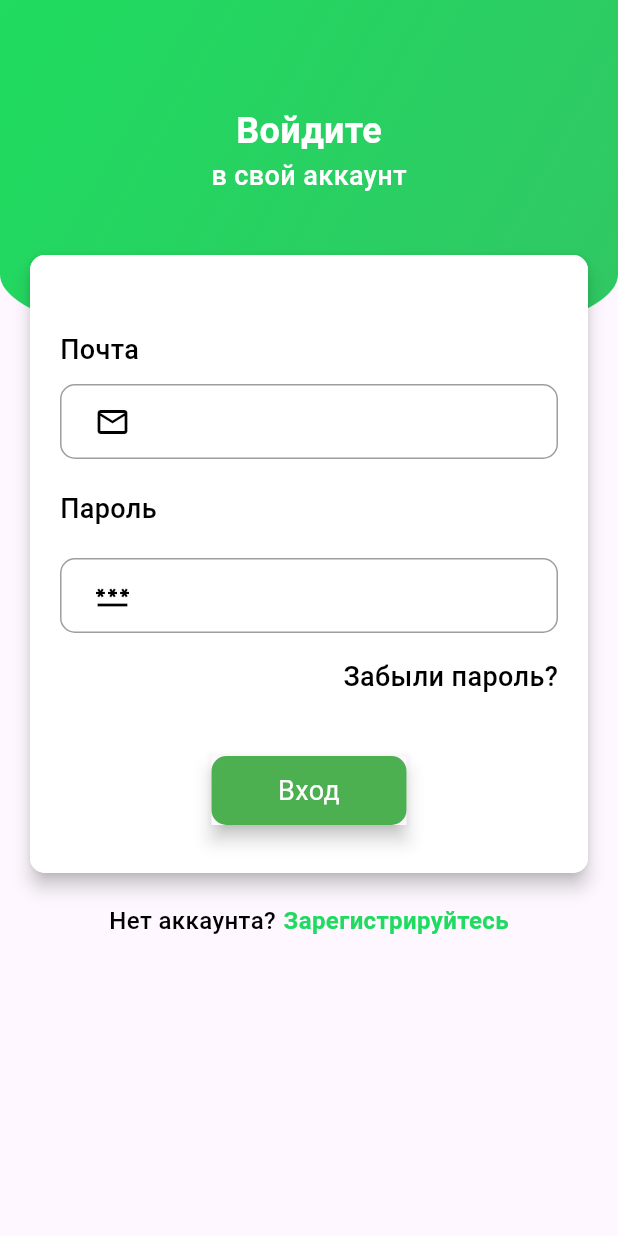
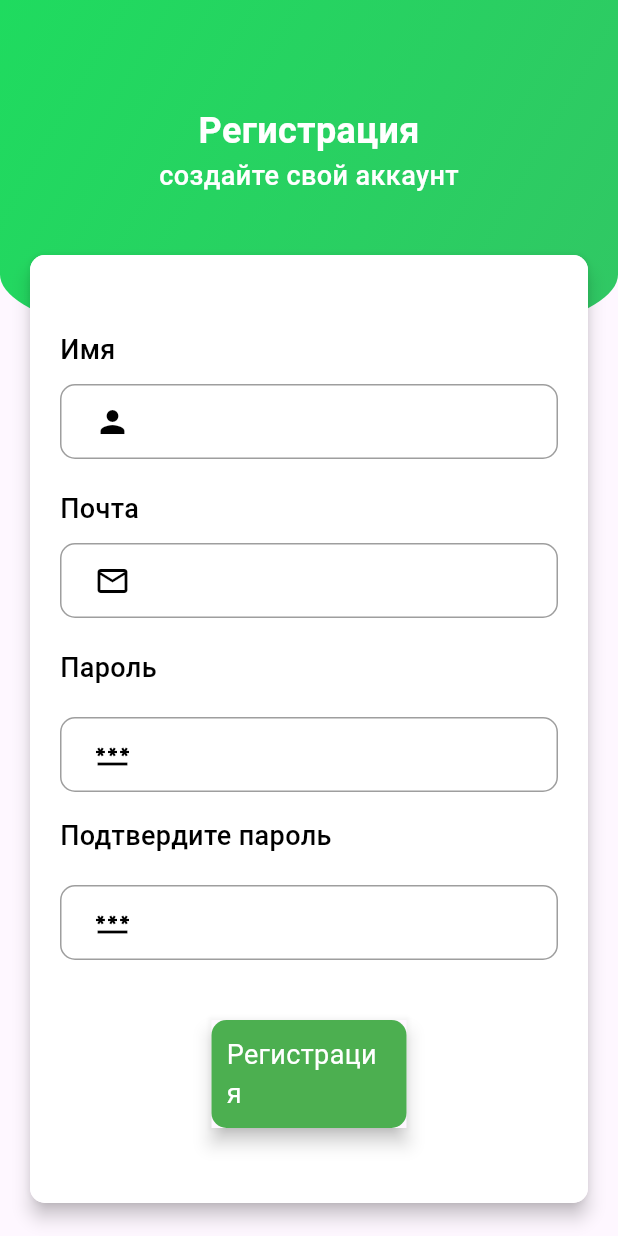
Before and after one commit to Nagimulia/chat_task, a Flutter app: the screen it shows after launch, on a phone screen of 412 x 824 dp. Run offline on Flutter 3.47's test engine with Material 3 defaults, Android fonts, the light colour scheme and no system bars.

Commit message:
create sign up

```diff
--- a/lib/main.dart
+++ b/lib/main.dart
@@ -1,4 +1,5 @@
 import 'package:chat_task/pages/signin.dart';
+import 'package:chat_task/pages/signup.dart';
 import 'package:flutter/material.dart';
 
 void main() {
@@ -15,7 +16,7 @@ class MyApp extends StatelessWidget {
       title: 'Chat',
       debugShowCheckedModeBanner: false,
       theme: ThemeData(),
-      home: SignIn(),
+      home: SignUp(),
     );
   }
 }
--- a/lib/pages/signin.dart
+++ b/lib/pages/signin.dart
@@ -14,7 +14,7 @@ class _SignInState extends State<SignIn> {
       body: Stack(
         children: [
           Container(
-            height: MediaQuery.of(context).size.height / 3.5,
+            height: MediaQuery.of(context).size.height / 1.5,
             width: MediaQuery.of(context).size.width,
             decoration: BoxDecoration(
               gradient: LinearGradient(
@@ -66,7 +66,6 @@ class _SignInState extends State<SignIn> {
                     child: Container(
                       padding:
                           EdgeInsets.symmetric(vertical: 50, horizontal: 20),
-                      height: MediaQuery.of(context).size.height / 2,
                       width: MediaQuery.of(context).size.width,
                       decoration: BoxDecoration(
                         color: Colors.white,
--- a/lib/pages/signup.dart
+++ b/lib/pages/signup.dart
@@ -0,0 +1,266 @@
+import 'package:flutter/material.dart';
+
+class SignUp extends StatefulWidget {
+  const SignUp({super.key});
+
+  @override
+  State<SignUp> createState() => _SignUpState();
+}
+
+class _SignUpState extends State<SignUp> {
+  @override
+  Widget build(BuildContext context) {
+    return Scaffold(
+      body: Stack(
+        children: [
+          Container(
+            height: MediaQuery.of(context).size.height / 3.5,
+            width: MediaQuery.of(context).size.width,
+            decoration: BoxDecoration(
+              gradient: LinearGradient(
+                colors: [
+                  Color(0xFF1FDB5F),
+                  Color(0xFF31C764),
+                ],
+                begin: Alignment.topLeft,
+                end: Alignment.bottomRight,
+              ),
+              borderRadius: BorderRadius.vertical(
+                bottom:
+                    Radius.elliptical(MediaQuery.of(context).size.width, 105.0),
+              ),
+            ),
+          ),
+          Padding(
+            padding: const EdgeInsets.only(top: 70.0),
+            child: Column(
+              children: [
+                Center(
+                  child: Text(
+                    'Регистрация',
+                    style: TextStyle(
+                      color: Colors.white,
+                      fontSize: 24,
+                      fontWeight: FontWeight.bold,
+                    ),
+                  ),
+                ),
+                Center(
+                  child: Text(
+                    'создайте свой аккаунт',
+                    style: TextStyle(
+                      color: Colors.white,
+                      fontSize: 18,
+                      fontWeight: FontWeight.w500,
+                    ),
+                  ),
+                ),
+                SizedBox(
+                  height: 20.0,
+                ),
+                Container(
+                  margin: EdgeInsets.symmetric(vertical: 20, horizontal: 20),
+                  child: Material(
+                    elevation: 5.0,
+                    borderRadius: BorderRadius.circular(10),
+                    child: Container(
+                      padding:
+                          EdgeInsets.symmetric(vertical: 50, horizontal: 20),
+                      width: MediaQuery.of(context).size.width,
+                      decoration: BoxDecoration(
+                        color: Colors.white,
+                        borderRadius: BorderRadius.circular(10),
+                      ),
+                      child: Column(
+                        crossAxisAlignment: CrossAxisAlignment.start,
+                        children: [
+                          Text(
+                            "Имя",
+                            style: TextStyle(
+                              color: Colors.black,
+                              fontSize: 18.0,
+                              fontWeight: FontWeight.w500,
+                            ),
+                          ),
+                          SizedBox(
+                            height: 10,
+                          ),
+                          Container(
+                            padding: EdgeInsets.only(left: 10),
+                            decoration: BoxDecoration(
+                              border: Border.all(
+                                width: 1,
+                                color: Colors.black38,
+                              ),
+                              borderRadius: BorderRadius.circular(10),
+                            ),
+                            child: TextField(
+                              decoration: InputDecoration(
+                                border: InputBorder.none,
+                                prefixIcon: Icon(
+                                  Icons.person,
+                                  color: Colors.black,
+                                ),
+                              ),
+                            ),
+                          ),
+                          SizedBox(
+                            height: 20.0,
+                          ),
+                          Text(
+                            "Почта",
+                            style: TextStyle(
+                              color: Colors.black,
+                              fontSize: 18.0,
+                              fontWeight: FontWeight.w500,
+                            ),
+                          ),
+                          SizedBox(
+                            height: 10,
+                          ),
+                          Container(
+                            padding: EdgeInsets.only(left: 10),
+                            decoration: BoxDecoration(
+                              border: Border.all(
+                                width: 1,
+                                color: Colors.black38,
+                              ),
+                              borderRadius: BorderRadius.circular(10),
+                            ),
+                            child: TextField(
+                              decoration: InputDecoration(
+                                border: InputBorder.none,
+                                prefixIcon: Icon(
+                                  Icons.mail_outline,
+                                  color: Colors.black,
+                                ),
+                              ),
+                            ),
+                          ),
+                          SizedBox(
+                            height: 20.0,
+                          ),
+                          Text(
+                            "Пароль",
+                            style: TextStyle(
+                              color: Colors.black,
+                              fontSize: 18.0,
+                              fontWeight: FontWeight.w500,
+                            ),
+                          ),
+                          SizedBox(
+                            height: 20,
+                          ),
+                          Container(
+                            padding: EdgeInsets.only(left: 10),
+                            decoration: BoxDecoration(
+                              border: Border.all(
+                                width: 1,
+                                color: Colors.black38,
+                              ),
+                              borderRadius: BorderRadius.circular(10),
+                            ),
+                            child: TextField(
+                              decoration: InputDecoration(
+                                border: InputBorder.none,
+                                prefixIcon: Icon(
+                                  Icons.password,
+                                  color: Colors.black,
+                                ),
+                              ),
+                              obscureText: true,
+                            ),
+                          ),
+                          SizedBox(
+                            height: 16.0,
+                          ),
+                          Text(
+                            "Подтвердите пароль",
+                            style: TextStyle(
+                              color: Colors.black,
+                              fontSize: 18.0,
+                              fontWeight: FontWeight.w500,
+                            ),
+                          ),
+                          SizedBox(
+                            height: 20,
+                          ),
+                          Container(
+                            padding: EdgeInsets.only(left: 10),
+                            decoration: BoxDecoration(
+                              border: Border.all(
+                                width: 1,
+                                color: Colors.black38,
+                              ),
+                              borderRadius: BorderRadius.circular(10),
+                            ),
+                            child: TextField(
+                              decoration: InputDecoration(
+                                border: InputBorder.none,
+                                prefixIcon: Icon(
+                                  Icons.password,
+                                  color: Colors.black,
+                                ),
+                              ),
+                              obscureText: true,
+                            ),
+                          ),
+                          SizedBox(
+                            height: 40,
+                          ),
+                          Center(
+                            child: Material(
+                              elevation: 5,
+                              child: Container(
+                                width: 130,
+                                padding: EdgeInsets.all(10),
+                                decoration: BoxDecoration(
+                                    color: Colors.green,
+                                    borderRadius: BorderRadius.circular(10)),
+                                child: Center(
+                                  child: Text(
+                                    'Регистрация',
+                                    style: TextStyle(
+                                      color: Colors.white,
+                                      fontSize: 18,
+                                    ),
+                                  ),
+                                ),
+                              ),
+                            ),
+                          ),
+                        ],
+                      ),
+                    ),
+                  ),
+                ),
+                Row(
+                  mainAxisAlignment: MainAxisAlignment.center,
+                  children: [
+                    Text(
+                      'Уже есть аккаунт?',
+                      style: TextStyle(
+                          color: Colors.black,
+                          fontSize: 16.0,
+                          fontWeight: FontWeight.w500),
+                    ),
+                    SizedBox(
+                      width: 5,
+                    ),
+                    Text(
+                      'Войдите',
+                      style: TextStyle(
+                          color: Color(0xFF1FDB5F),
+                          fontSize: 16.0,
+                          fontWeight: FontWeight.bold),
+                    ),
+                  ],
+                )
+              ],
+            ),
+          )
+        ],
+      ),
+    );
+  }
+}
```
